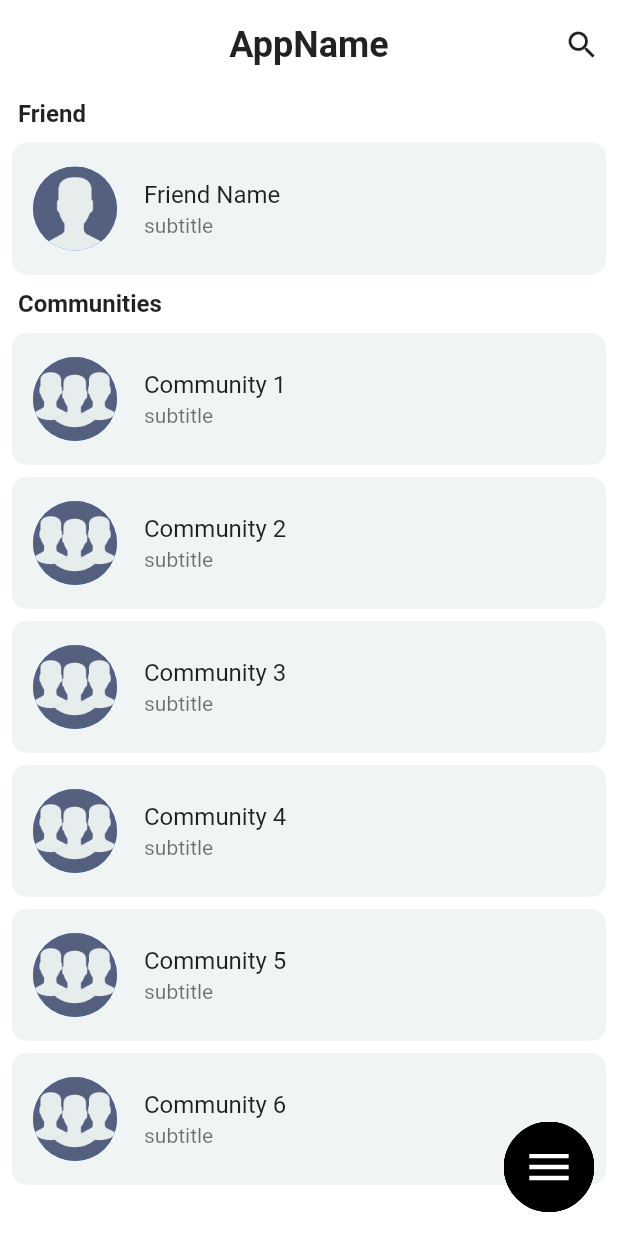
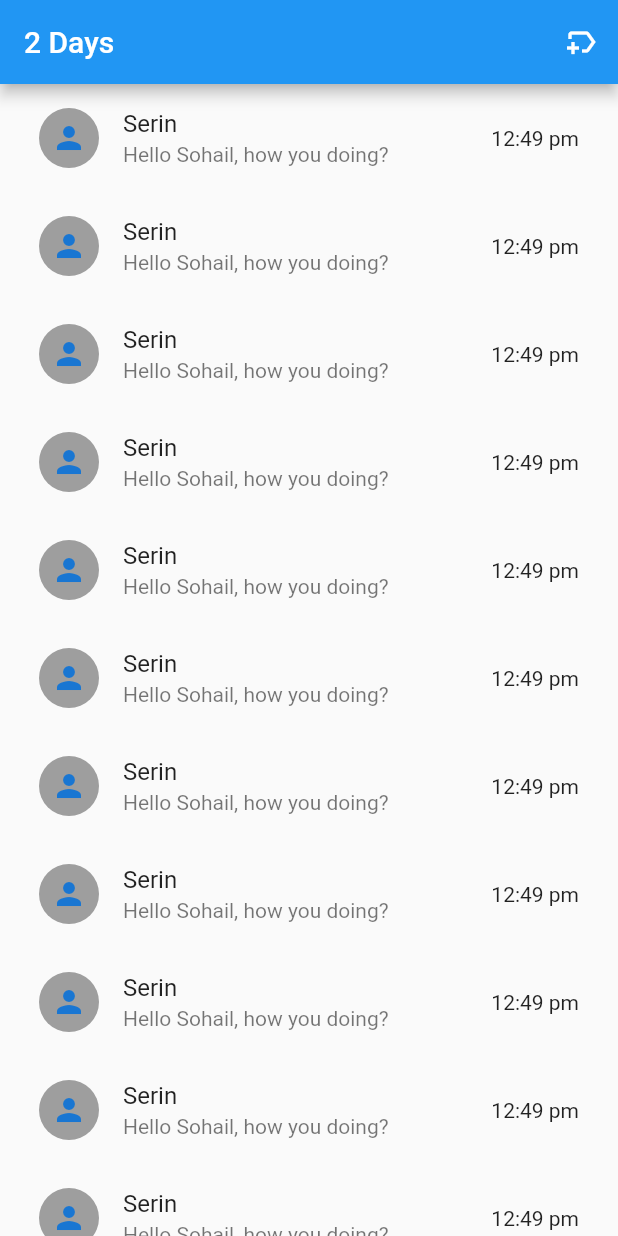
Before and after one commit to MohdShibin/Community-Building-App, a Flutter app: the screen it shows after launch, on a phone screen of 412 x 824 dp. Run offline on Flutter 3.47's test engine with Material 2 defaults, Android fonts, the phone set to English and light mode, and no system bars.

Commit message:
sohail's commit

```diff
--- a/lib/main.dart
+++ b/lib/main.dart
@@ -1,3 +1,5 @@
+import 'package:community_app/pages/chat_list.dart';
+import 'package:community_app/pages/chat_screen.dart';
 import 'package:flutter/material.dart';
 import 'pages/home_page.dart';
 
@@ -12,7 +14,7 @@ class MyApp extends StatelessWidget {
   @override
   Widget build(BuildContext context) {
     return const MaterialApp(
-      home: HomePage()
+      home: ChatList(),
     );
   }
 }
--- /dev/null
+++ b/lib/pages/chat_list.dart
@@ -0,0 +1,42 @@
+import 'package:community_app/pages/chat_screen.dart';
+import 'package:flutter/material.dart';
+
+class ChatList extends StatefulWidget {
+  const ChatList({Key? key}) : super(key: key);
+
+  @override
+  State<ChatList> createState() => _ChatListState();
+}
+
+class _ChatListState extends State<ChatList> {
+  @override
+  Widget build(BuildContext context) {
+    return Scaffold(
+      appBar: AppBar(
+        title: Text("2 Days"),
+        actions: [
+          IconButton(onPressed: () {}, icon: Icon(Icons.new_label_outlined))
+        ],
+      ),
+      body: ListView.builder(
+        padding: EdgeInsets.symmetric(horizontal: 10),
+        itemBuilder: (context, i) {
+          return ListTile(
+            onTap: () {
+              Navigator.push(context,
+                  MaterialPageRoute(builder: (context) => const ChatScreen()));
+            },
+            leading: const CircleAvatar(
+              child: Icon(Icons.person),
+              // minRadius: 10,
+              backgroundColor: Colors.grey,
+            ),
+            title: Text("Serin"),
+            subtitle: Text("Hello Sohail, how you doing?"),
+            trailing: Text("12:49 pm"),
+          );
+        },
+      ),
+    );
+  }
+}
--- a/pubspec.yaml
+++ b/pubspec.yaml
@@ -18,7 +18,7 @@ publish_to: 'none' # Remove this line if you wish to publish to pub.dev
 version: 1.0.0+1
 
 environment:
-  sdk: ">=2.16.2 <3.0.0"
+  sdk: ">=2.16.0 <3.0.0"
 
 dependencies:
   flutter:
```
Also changed, not shown: lib/pages/chat_screen.dart (added, +125 -0 lines), lib/pages/find_match_screen.dart (added, +17 -0 lines), pubspec.lock.
